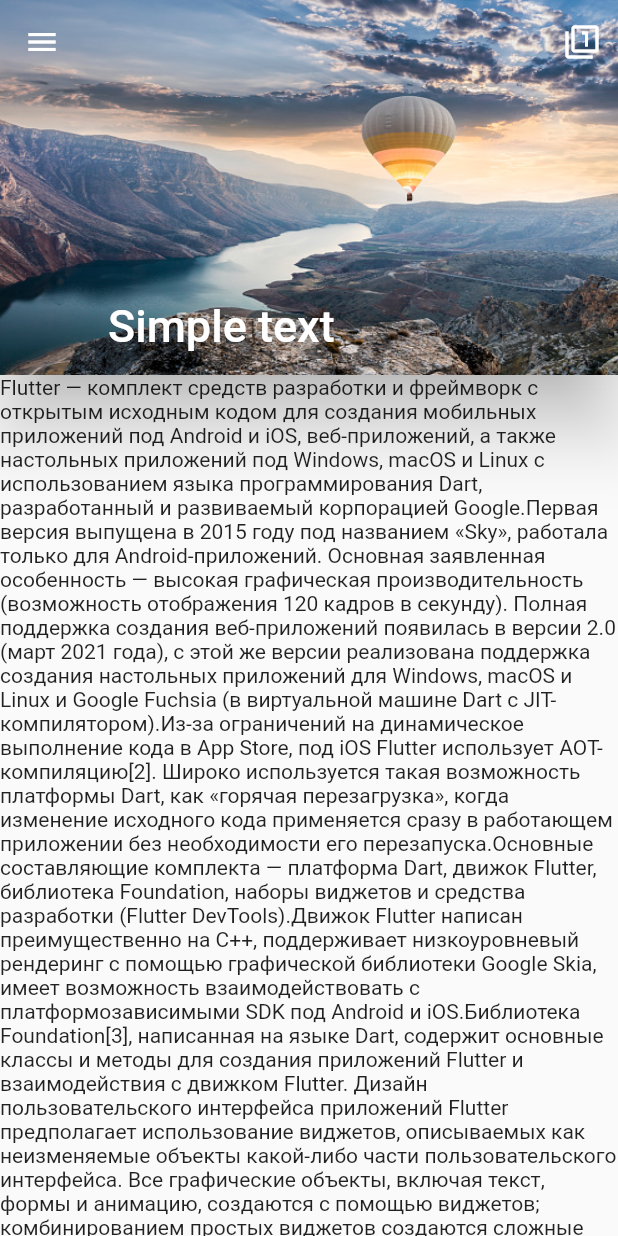
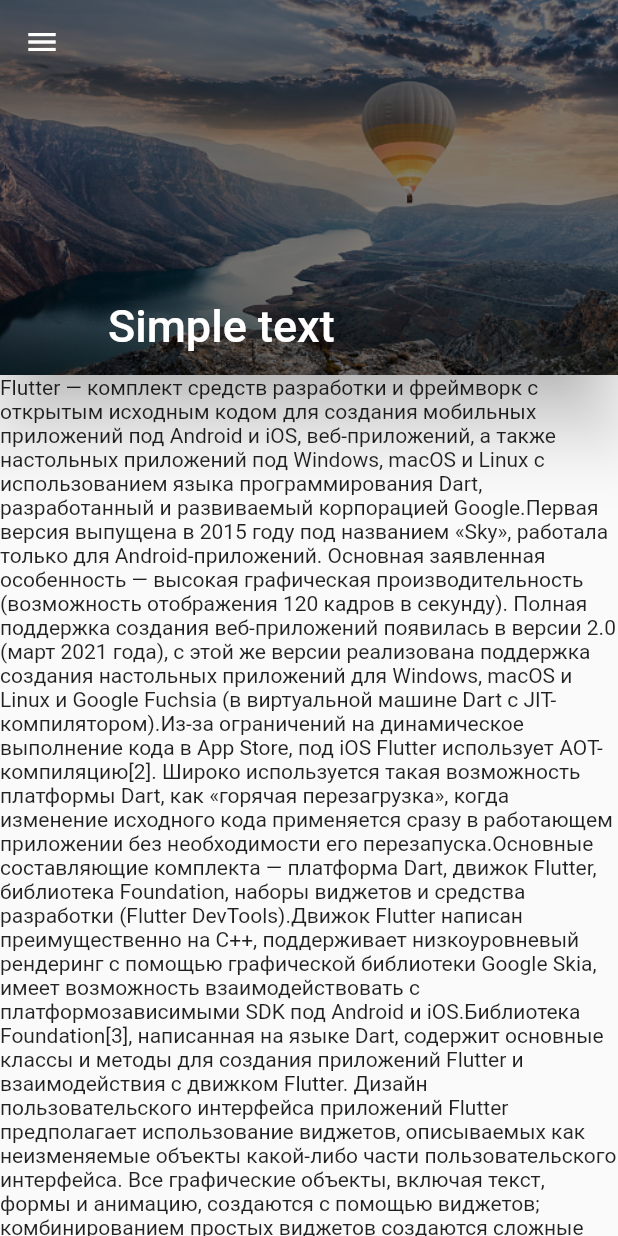
Before and after one commit to arsikz3/flutter_home_work6, a Flutter app: the screen it shows after launch, on a phone screen of 412 x 824 dp. Run offline on Flutter 3.47's test engine with Material 2 defaults, Android fonts, the phone set to English and light mode, and no system bars.

Commit message:
cо стеком

```diff
--- a/sliver_widgets/lib/main.dart
+++ b/sliver_widgets/lib/main.dart
@@ -44,20 +44,21 @@ class _MyHomePageState extends State<MyHomePage> {
               expandedHeight: 250.0,
               forceElevated: true, //for shadow
               elevation: 20, //for shadow
-              actions: [
-                IconButton(
-                    icon: Icon(Icons.filter_1),
-                    onPressed: () {
-                      // Do something
-                    })
-              ],
+
               flexibleSpace: FlexibleSpaceBar(
-                title: Text('Simple text', textScaleFactor: 1),
-                background: Image.asset(
-                  'assets/images/istockphoto.jpg',
-                  fit: BoxFit.fill,
-                ),
-              ),
+                  title: Text('Simple text', textScaleFactor: 1),
+                  background: Stack(
+                    fit: StackFit.expand,
+                    children: [
+                      Image.asset(
+                        'assets/images/istockphoto.jpg',
+                        fit: BoxFit.fitWidth,
+                      ),
+                      Container(
+                        color: Colors.black.withOpacity(0.5),
+                      )
+                    ],
+                  )),
             ),
 
             SliverList(
```
